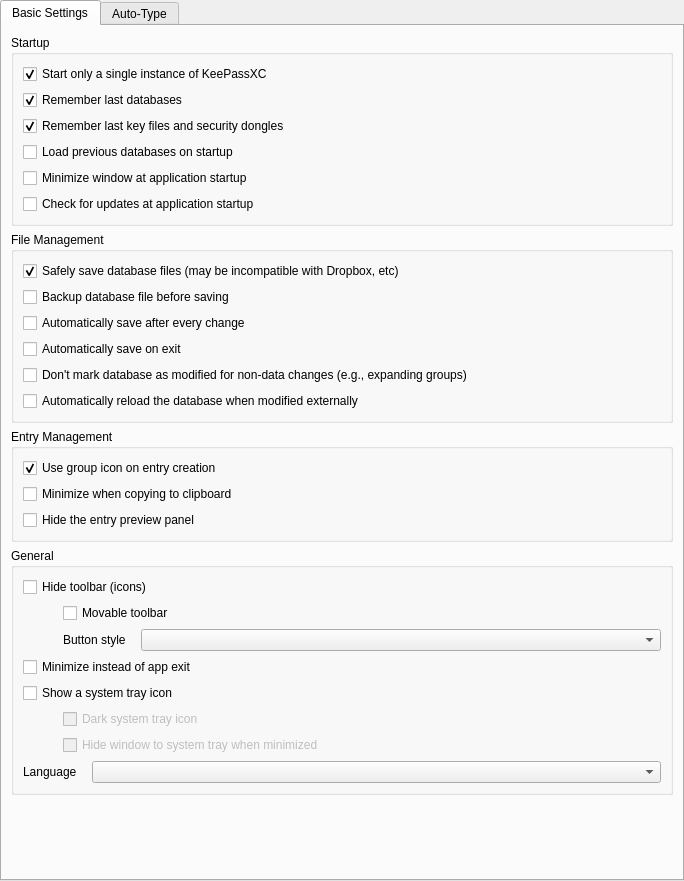
Before: the Qt Designer form src/gui/ApplicationSettingsWidgetGeneral.ui in keepassxreboot/keepassxc, drawn with Qt 5.
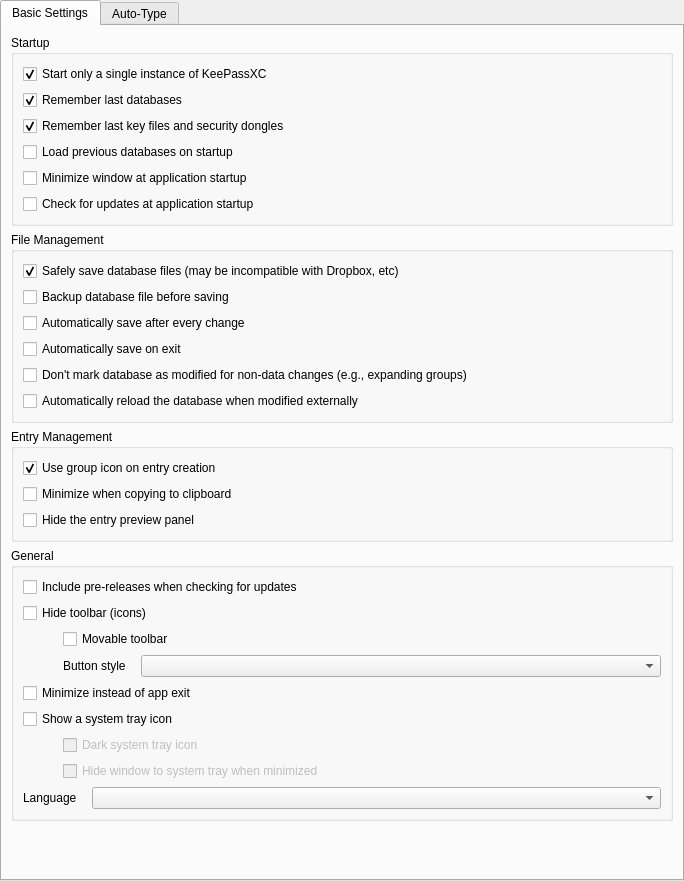
After: the same form once the commit is applied. Custom widgets are drawn as their Qt base class.

Commit message: Add option to check for pre-releases

Diff of the .ui file:
```diff
--- a/src/gui/ApplicationSettingsWidgetGeneral.ui
+++ b/src/gui/ApplicationSettingsWidgetGeneral.ui
@@ -186,6 +186,13 @@
           <string>General</string>
          </property>
          <layout class="QVBoxLayout" name="verticalLayout_7">
+          <item>
+           <widget class="QCheckBox" name="checkForUpdatesIncludeBetasCheckBox">
+            <property name="text">
+             <string>Include pre-releases when checking for updates</string>
+            </property>
+           </widget>
+          </item>
           <item>
            <widget class="QCheckBox" name="toolbarHideCheckBox">
             <property name="text">
```
The commit also changes 2 other files.
